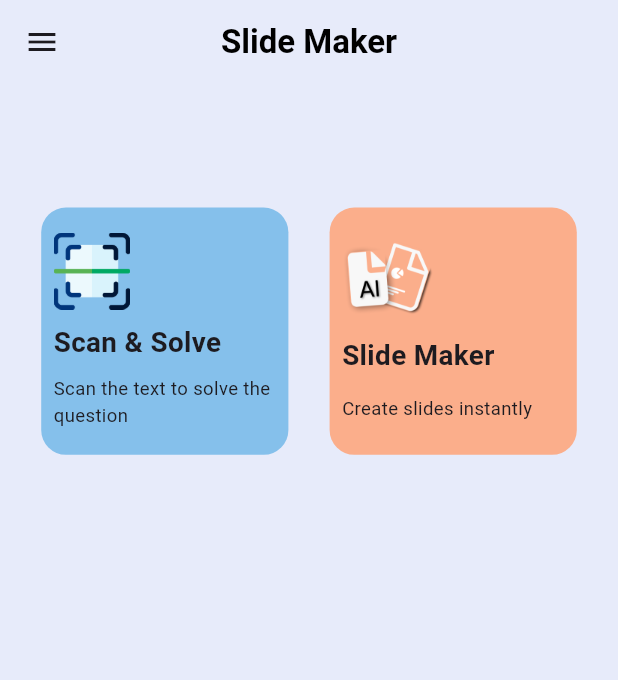
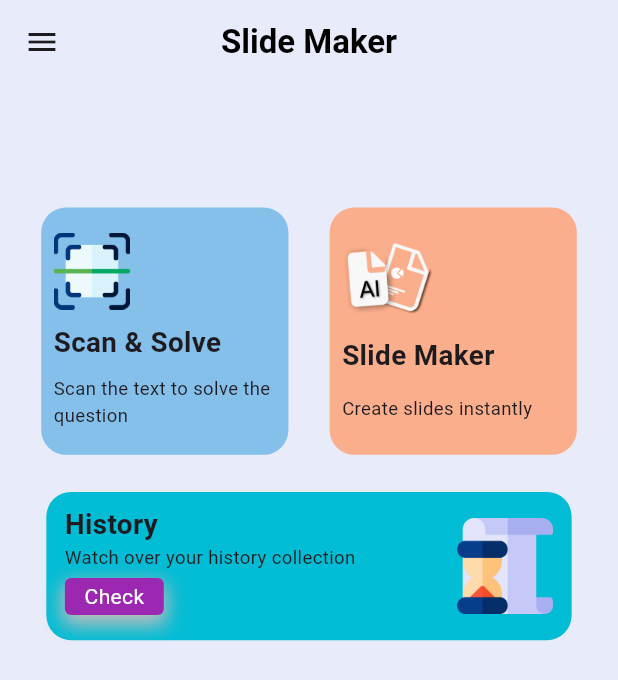
Before and after one commit to ranasherry/ai-slide-maker, a Flutter app: the HomeView screen opened by its route, on a phone screen of 412 x 824 dp. Shown: the top 680 px of the screen. Run offline on Flutter 3.47's test engine with Material 3 defaults, Android fonts, the phone set to English and light mode, and no system bars; our stand-ins replace awesome_dialog, cached_network_image, carousel_slider, cloud_firestore, dotted_border, firebase_analytics and 20 more; missing offline and left inert: applovin_max, chat_gpt_sdk, clipboard, easy_audience_network, file_saver, im_animations and 2 more; accounts and stored records are empty.

Commit message:
history view added, home ui changed

```diff
--- /dev/null
+++ b/lib/app/modules/bindings/history_binding.dart
@@ -0,0 +1,9 @@
+import 'package:get/get.dart';
+import 'package:slide_maker/app/modules/controllers/history_ctl.dart';
+
+class HistoryBinding extends Bindings {
+  @override
+  void dependencies() {
+    Get.put(HistoryCTL());
+  }
+}
--- a/lib/app/modules/home/home_view.dart
+++ b/lib/app/modules/home/home_view.dart
@@ -147,6 +147,85 @@ class HomeView extends GetView<HomeViewCtl> {
                 ),
               ],
             ),
+          ),
+          GestureDetector(
+            onTap: () {
+              Get.toNamed(Routes.HistoryView);
+            },
+            child: Container(
+              margin: EdgeInsets.only(top: SizeConfig.blockSizeVertical * 3),
+              height: SizeConfig.blockSizeVertical * 12,
+              width: SizeConfig.blockSizeHorizontal * 85,
+              decoration: BoxDecoration(
+                color: Colors.cyan,
+                borderRadius:
+                    BorderRadius.circular(SizeConfig.blockSizeHorizontal * 4),
+              ),
+              child: Padding(
+                padding:
+                    EdgeInsets.only(right: SizeConfig.blockSizeHorizontal * 3),
+                child: Row(
+                  mainAxisAlignment: MainAxisAlignment.spaceBetween,
+                  children: [
+                    Padding(
+                      padding: EdgeInsets.only(
+                        left: SizeConfig.blockSizeHorizontal * 3,
+                        top: SizeConfig.blockSizeVertical * 1,
+                      ),
+                      child: Column(
+                        crossAxisAlignment: CrossAxisAlignment.start,
+                        children: [
+                          Text(
+                            "History",
+                            style: TextStyle(
+                              fontSize: SizeConfig.blockSizeHorizontal * 4.5,
+                              fontWeight: FontWeight.bold,
+                            ),
+                          ),
+                          Text(
+                            "Watch over your history collection",
+                            style: TextStyle(
+                              fontSize: SizeConfig.blockSizeHorizontal * 3,
+                            ),
+                          ),
+                          Container(
+                            margin: EdgeInsets.only(
+                                top: SizeConfig.blockSizeVertical * 0.5),
+                            height: SizeConfig.blockSizeVertical * 3,
+                            width: SizeConfig.blockSizeHorizontal * 16,
+                            decoration: BoxDecoration(
+                              color: Colors.purple,
+                              boxShadow: [
+                                BoxShadow(
+                                  color: Colors.grey.shade400,
+                                  spreadRadius: 2,
+                                  blurRadius: 10,
+                                  offset: Offset(0, 5),
+                                ),
+                              ],
+                              borderRadius: BorderRadius.circular(
+                                SizeConfig.blockSizeHorizontal * 1,
+                              ),
+                            ),
+                            child: Center(
+                              child: Text(
+                                "Check",
+                                style: TextStyle(color: Colors.white),
+                              ),
+                            ),
+                          ),
+                        ],
+                      ),
+                    ),
+                    // Image added to the right side
+                    Image.asset(
+                      AppImages.history,
+                      scale: 8,
+                    ),
+                  ],
+                ),
+              ),
+            ),
           )
         ],
       ),
--- a/lib/app/routes/app_pages.dart
+++ b/lib/app/routes/app_pages.dart
@@ -1,8 +1,10 @@
 import 'package:get/get_navigation/src/routes/get_route.dart';
+import 'package:slide_maker/app/modules/bindings/history_binding.dart';
 import 'package:slide_maker/app/modules/bindings/home_view_binding.dart';
 import 'package:slide_maker/app/modules/bindings/maths_solver_binding.dart';
 import 'package:slide_maker/app/modules/bindings/slide_maker_binding.dart';
 import 'package:slide_maker/app/modules/home/gems_view_view.dart';
+import 'package:slide_maker/app/modules/home/history_view.dart';
 import 'package:slide_maker/app/modules/home/home_view.dart';
 import 'package:slide_maker/app/modules/home/maths_solver_view.dart';
 import 'package:slide_maker/app/modules/home/short_question_view.dart';
@@ -50,5 +52,10 @@ class AppPages {
       page: () => ShortQuestionView(),
       binding: MathsSolverBinding(),
     ),
+    GetPage(
+      name: _Paths.HistoryView,
+      page: () => HistoryView(),
+      binding: HistoryBinding(),
+    ),
   ];
 }
--- a/lib/app/routes/app_routes.dart
+++ b/lib/app/routes/app_routes.dart
@@ -10,6 +10,7 @@ abstract class Routes {
   static const GemsView = _Paths.GemsView;
   static const MathsSolverView = _Paths.MathsSolverView;
   static const ShortQuestionView = _Paths.ShortQuestionView;
+  static const HistoryView = _Paths.HistoryView;
 }
 
 abstract class _Paths {
@@ -19,4 +20,5 @@ abstract class _Paths {
   static const GemsView = '/GemsView';
   static const MathsSolverView = '/MathsSolverView';
   static const ShortQuestionView = '/ShortQuestionView';
+  static const HistoryView = '/HistoryView';
 }
--- a/lib/app/utills/images.dart
+++ b/lib/app/utills/images.dart
@@ -12,4 +12,6 @@ class AppImages {
   static const MathSlider1 = "assets/math_images/Frame 5.png";
   static const gallery = "assets/images/gallery.png";
   static const pencil = "assets/images/pencil.png";
+  static const history = "assets/images/history.png";
+  static const commingSoon = "assets/images/comming_soon.png";
 }
```
Also changed, not shown: lib/app/modules/controllers/history_ctl.dart (added, +15 -0 lines), lib/app/modules/home/history_view.dart (added, +41 -0 lines), assets/images/comming_soon.png (added), assets/images/history.png (added).
